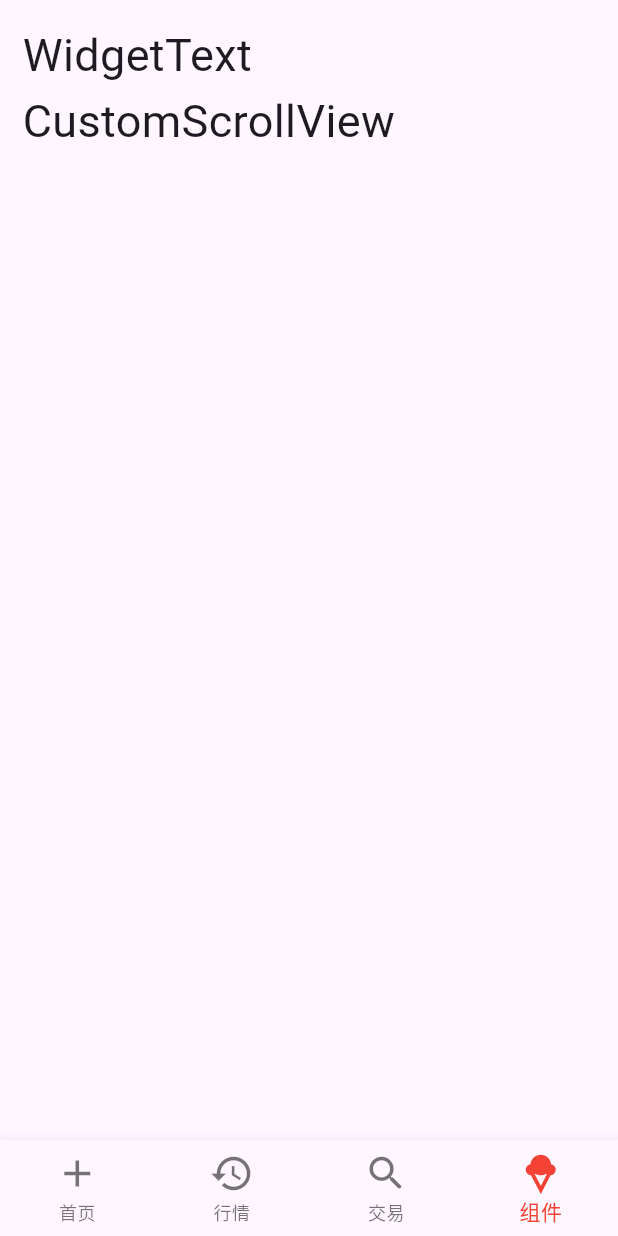
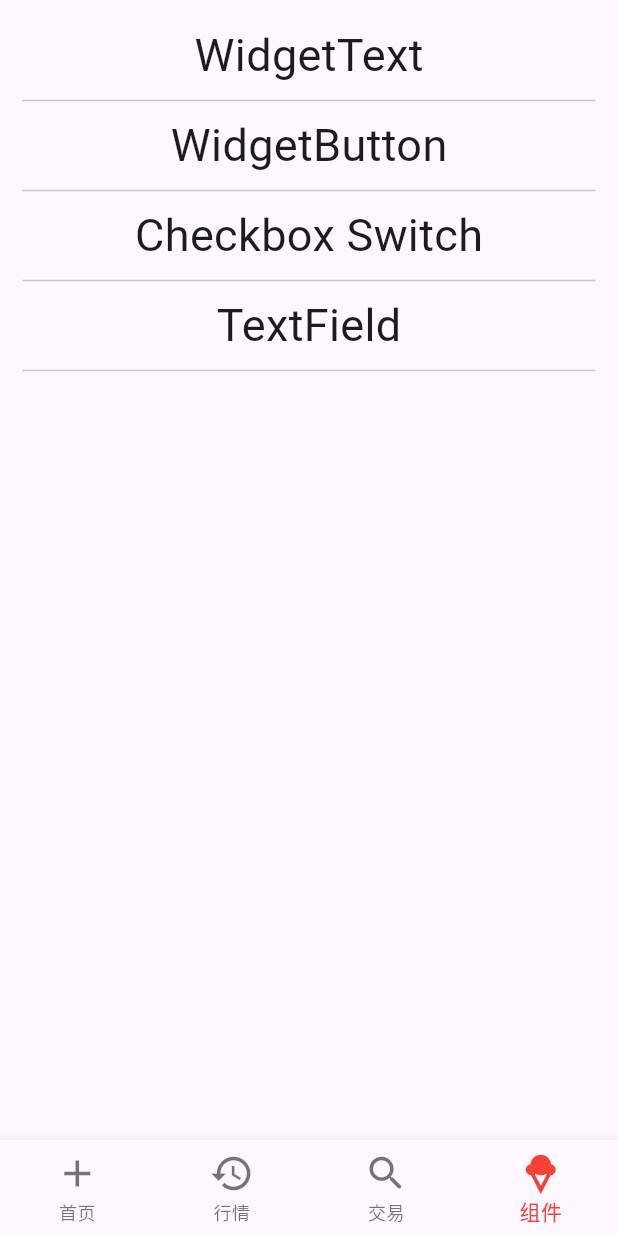
Before and after one commit to jianronglu/ryan_widget, a Flutter app: the screen it shows after launch, item 4 of the bottom bar chosen, on a phone screen of 412 x 824 dp. Run offline on Flutter 3.47's test engine with Material 3 defaults, Android fonts, the phone set to English and light mode, and no system bars.

Commit message:
路由小尝试

```diff
--- a/lib/base/base_page_state.dart
+++ b/lib/base/base_page_state.dart
@@ -23,7 +23,7 @@ abstract class BasePageState<T extends StatefulWidget> extends State<T>
   }
 
   Widget createBody(BuildContext context) {
-    return Placeholder();
+    return const Placeholder();
   }
 
   TextStyle getStyle() {
--- a/lib/constants/common_constant.dart
+++ b/lib/constants/common_constant.dart
@@ -1,7 +1,7 @@
 class NumberConstant {
   static const double bannerHeight = 200.0;
   static const int gridDelegateItemCount = 4;
-  static const double homePageCridViewHeight = 250.0;
+  static const double homePageGridViewHeight = 250.0;
   static const double gridViewMargin = 1.0;
   static const double textFont_14 = 14.0;
 }
--- a/lib/home/home_page.dart
+++ b/lib/home/home_page.dart
@@ -33,7 +33,7 @@ class _HomePageState extends State<HomePage> {
   }
 
  Widget _createListView() {
-    return HomeNewsList(items: HomeViewModel.bannerItems);
+    return const HomeNewsList(items: HomeViewModel.bannerItems);
  }
 
   Widget _createBody() {
--- a/lib/home/model/home_view_model.dart
+++ b/lib/home/model/home_view_model.dart
@@ -1,5 +1,6 @@
 import 'package:flutter/material.dart';
 import '../../constants/common_constant.dart';
+import '../../router/router.dart';
 
 class BannerModel {
   String? title;
@@ -75,6 +76,12 @@ class TextModel {
   });
 }
 
+class SingleScrollModel{
+  final String title;
+  final String router;
+  SingleScrollModel(this.title, this.router);
+}
+
 class HomeViewModel {
   static const List<String> bannerItems = [
     'Apple',
@@ -100,10 +107,17 @@ class HomeViewModel {
     GridViewItemModel('投顾签约', ImageConstant.tgqy),
   ];
 
+  static List<SingleScrollModel> scrollItems = [
+    SingleScrollModel('WidgetText', RouterUtil.routerWidgetText),
+    SingleScrollModel('WidgetButton', RouterUtil.routerWidgetButton),
+    SingleScrollModel('Checkbox Switch', RouterUtil.routerCheckboxSwitch),
+    SingleScrollModel('TextField', RouterUtil.routerTextField),
+  ];
+
   static GridViewConfig getDefaultConfig(BuildContext context) {
     return GridViewConfig(
       context: context,
-      margin: EdgeInsets.symmetric(vertical: 2, horizontal: 15),
+      margin: const EdgeInsets.symmetric(vertical: 2, horizontal: 15),
       crossAxisCount: 4,
       childAspectRatio: 1,
       mainAxisSpacing: 5.0,
@@ -115,7 +129,7 @@ class HomeViewModel {
   static TextModel longTextModel() {
     return TextModel(
       hintText: '长文本显示(限制2行)',
-      hintStyle: TextStyle(fontSize: 18, color: Colors.pink),
+      hintStyle: const TextStyle(fontSize: 18, color: Colors.pink),
       text:
           '文本的对齐方式；可以选择左对齐、右对齐还是居中。注意，对齐的参考系是Text widget 本身。本例中虽然是指定了居中对齐，但因为 Text 文本内容宽度不足一行，Text 的宽度和文本内容长度相等，那么这时指定对齐方式是没有意义的，只有 Text 宽度大于文本内容长度时指定此属性才有意义。',
       maxLines: 2,
--- a/lib/main.dart
+++ b/lib/main.dart
@@ -1,5 +1,5 @@
 import 'package:flutter/material.dart';
-import 'package:widget01/root/root.dart';
+import '../root/root.dart';
 
 void main() {
   runApp(const SGZQ());
--- a/lib/root/root.dart
+++ b/lib/root/root.dart
@@ -1,5 +1,5 @@
 import 'package:flutter/material.dart';
-import '../root/main_tabbar.dart';
+import '../router/router.dart';
 
 class SGZQ extends StatelessWidget {
   const SGZQ({super.key});
@@ -7,11 +7,12 @@ class SGZQ extends StatelessWidget {
   @override
   Widget build(BuildContext context) {
     return MaterialApp(
-      title: '申港',
+      initialRoute: RouterUtil.routerMainTab,
+      routes: getRouters(context),
       theme: ThemeData(
         primarySwatch: Colors.red,
       ),
-      home: const MainTabBarCtrl(),
+      debugShowCheckedModeBanner: false,//是否显示右上角debug
     );
   }
 }
--- /dev/null
+++ b/lib/router/router.dart
@@ -0,0 +1,33 @@
+import 'package:flutter/material.dart';
+import '../widget/chore/widget_text_field.dart';
+import '../root/main_tab_bar.dart';
+import '../market/market_page.dart';
+import '../trade/trade_page.dart';
+import '../widget/chore/widget_text.dart';
+import '../widget/chore/widget_button.dart';
+import '../widget/widget_scroll_page.dart';
+import '../widget/chore/widget_checkbox_switch.dart';
+
+class RouterUtil {
+  static const String routerMainTab = '/';
+  static const String routerMarket = '/market';
+  static const String routerTrade = '/trade';
+  static const String routerWidgetText = '/widgetText';
+  static const String routerWidgetButton = '/widgetButton';
+  static const String routerSingleScroll = '/singleScroll';
+  static const String routerCheckboxSwitch = '/routerCheckboxSwitch';
+  static const String routerTextField = '/textField';
+}
+
+Map<String, WidgetBuilder> getRouters(BuildContext context) {
+  return {
+    RouterUtil.routerMainTab: (context) => const MainTabBarCtrl(),
+    RouterUtil.routerMarket: (context) => const MarketPage(),
+    RouterUtil.routerTrade: (context) => const TradePage(),
+    RouterUtil.routerWidgetButton: (context) => const WidgetButton(),
+    RouterUtil.routerWidgetText: (context) => const TextWidgeDemo(),
+    RouterUtil.routerSingleScroll: (context) => const WidgeKnowledge(),
+    RouterUtil.routerCheckboxSwitch:(context) => const CheckboxSwitch(),
+    RouterUtil.routerTextField:(context) => const TextFieldDemo(),
+  };
+}
--- a/lib/widget/widget_scroll_page.dart
+++ b/lib/widget/widget_scroll_page.dart
@@ -1,6 +1,6 @@
 import 'package:flutter/material.dart';
+import '../home/model/home_view_model.dart';
 import '../base/base_page_state.dart';
-import 'sub_page/widge_text.dart';
 
 class WidgeKnowledge extends StatefulWidget {
   const WidgeKnowledge({Key? key}) : super(key: key);
@@ -10,21 +10,28 @@ class WidgeKnowledge extends StatefulWidget {
 }
 
 class _WidgeKnowledgeState extends BasePageState<WidgeKnowledge> {
-  List<String> _items = ['WidgetText', 'CustomScrollView'];
-  Widget _createItem(String value) {
+  final List<SingleScrollModel> _items = HomeViewModel.scrollItems;
+  Widget _createItem(SingleScrollModel item) {
     return GestureDetector(
       onTap: () {
-        Navigator.push(
-          context,
-          MaterialPageRoute(builder: (context) => TextWidgeDemo()),
-        );
+        // Navigator.push(
+        //   context,
+        //   MaterialPageRoute(builder: (context) => TextWidgeDemo()),
+        // );
+        Navigator.pushNamed(context, item.router);
       },
-      child: SizedBox(
-        height: 44.0,
-        child: Text(
-          value,
-          style: TextStyle(fontSize: 30),
-        ),
+      child: Column(
+        crossAxisAlignment: CrossAxisAlignment.center,
+        children: [
+          SizedBox(
+            height: 44.0,
+            child: Text(
+              item.title,
+              style: const TextStyle(fontSize: 30),
+            ),
+          ),
+          const Divider(),
+        ],
       ),
     );
   }
@@ -33,8 +40,8 @@ class _WidgeKnowledgeState extends BasePageState<WidgeKnowledge> {
   Widget build(BuildContext context) {
     return SafeArea(
       child: SingleChildScrollView(
-        physics: BouncingScrollPhysics(),
-        padding: EdgeInsets.all(15),
+        physics: const BouncingScrollPhysics(),
+        padding: const EdgeInsets.all(15),
         child: Column(
           crossAxisAlignment: CrossAxisAlignment.start, //左对齐
           children: _items.map((e) => _createItem(e)).toList(),
```
Also changed, not shown: lib/widget/chore/widget_button.dart (added, +55 -0 lines), lib/widget/chore/widget_checkbox_switch.dart (added, +49 -0 lines), lib/widget/chore/widget_text_field.dart (added, +42 -0 lines), lib/root/main_tab_bar.dart (renamed from lib/root/main_tabbar.dart), lib/widget/chore/widget_text.dart (renamed from lib/widget/sub_page/widge_text.dart).
